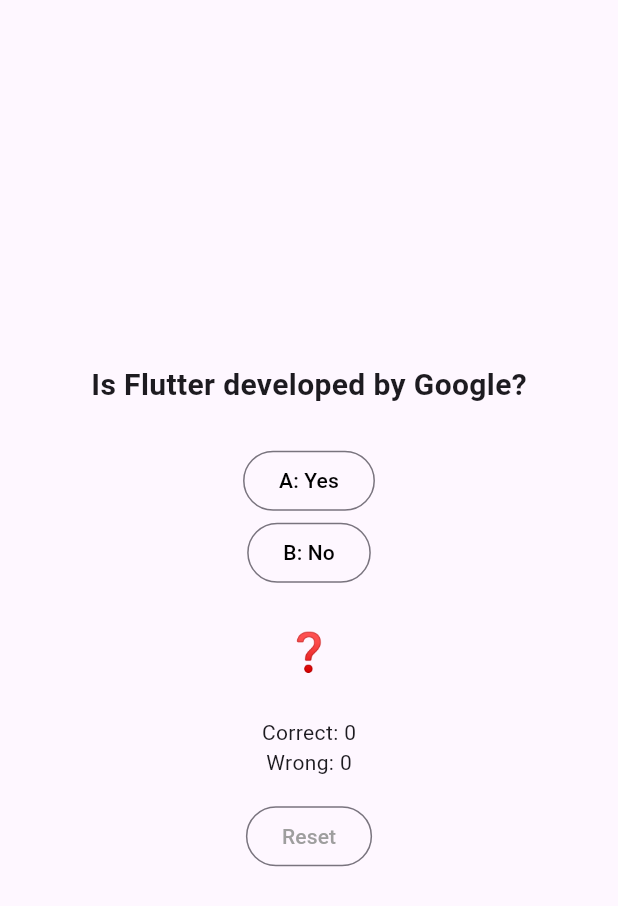
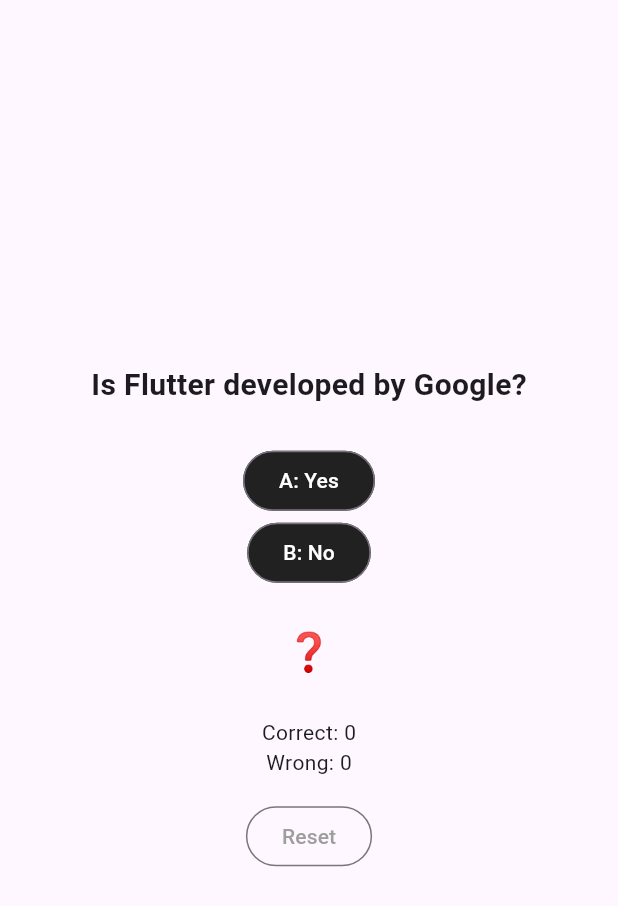
Before and after one commit to abbassc/Quiz1-App, a Flutter app: the screen it shows after launch, on a phone screen of 412 x 824 dp. Shown: the top 906 px of the screen. Run offline on Flutter 3.47's test engine with Material 3 defaults, Android fonts, the phone set to English and light mode, and no system bars.

Commit message:
Abbass Choukair Submission

```diff
--- a/lib/question.dart
+++ b/lib/question.dart
@@ -77,31 +77,38 @@ class _QuestionState
             height:
                 25,
           ),
-          OutlinedButton(
+          OutlinedButton.icon(
+
+            style: OutlinedButton.styleFrom(
+              backgroundColor:
+                  Colors.black87),
             onPressed: () {
               answer(
                 'yes',
               );
             },
-            child: Text(
+            label: Text(
               'A: Yes',
               style: TextStyle(
                 color:
-                    Colors.black,
+                    Colors.white,
               ),
             ),
           ),
-          OutlinedButton(
+          OutlinedButton.icon(
+            style: OutlinedButton.styleFrom(
+              backgroundColor:
+                  Colors.black87),
             onPressed: () {
               answer(
                 'no',
               );
             },
-            child: Text(
+            label: Text(
               'B: No',
               style: TextStyle(
                 color:
-                    Colors.black,
+                    Colors.white,
               ),
             ),
           ),
```
